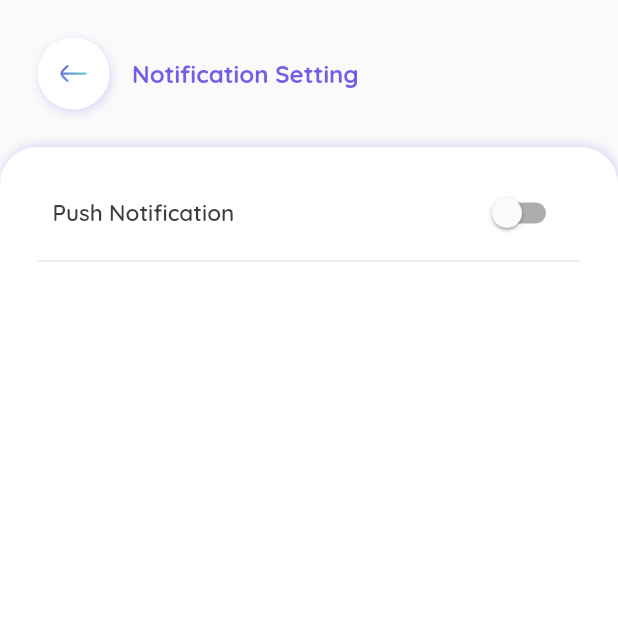
After one commit to Willy-Wi/swellsocial, a Flutter app: the NotificationSettingPage screen opened by its route, on a phone screen of 412 x 824 dp, the top half of it. The commit adds this screen. Run offline on Flutter 3.47's test engine with Material 2 defaults, Android fonts, the phone set to English and light mode, and no system bars; our stand-ins replace cloud_firestore, firebase_auth, firebase_core, flutter_svg, google_fonts; accounts and stored records are empty.

Commit message:
Refactored code for the background of some pages
I made a reusable background widget in the 'background.dart' file under the directory 'lib/widgets'. This way it is easier to switch dark/light theme without having to go to every single file to add the logic

```diff
--- /dev/null
+++ b/lib/widgets/background.dart
@@ -0,0 +1,20 @@
+import 'package:flutter/material.dart';
+import 'package:android_development/constants/color.dart' as colors;
+
+class Background extends StatelessWidget {
+  const Background({super.key, required this.child});
+
+  final Widget child;
+
+  @override
+  Widget build(BuildContext context) {
+    return DecoratedBox(
+      decoration: BoxDecoration(
+        borderRadius: const BorderRadius.vertical(top: Radius.circular(25)),
+        color: Colors.white,
+        boxShadow: colors.boxShadow,
+      ),
+      child: child,
+    );
+  }
+}
```
Also changed, not shown: lib/posts/pages/favorites_page.dart (+2 -7 lines), lib/posts/pages/post_create_page.dart (+2 -7 lines), lib/posts/pages/post_detail_page.dart (+2 -7 lines), lib/settings/pages/accounts_page.dart (+2 -6 lines), lib/settings/pages/notification_setting_page.dart (+2 -6 lines), lib/settings/pages/settings_page.dart (+2 -6 lines), lib/settings/pages/themes_page.dart (+4 -8 lines).
